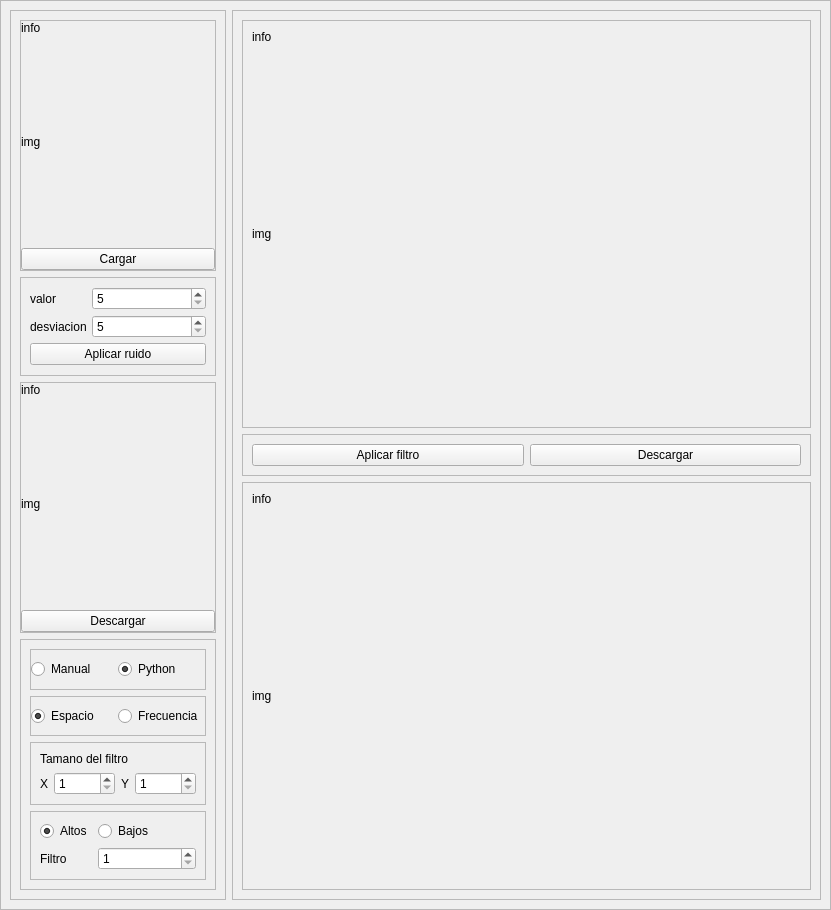
leninrkb/reduccion-de-ruido-con-python, file gui2.ui: the form before one commit.
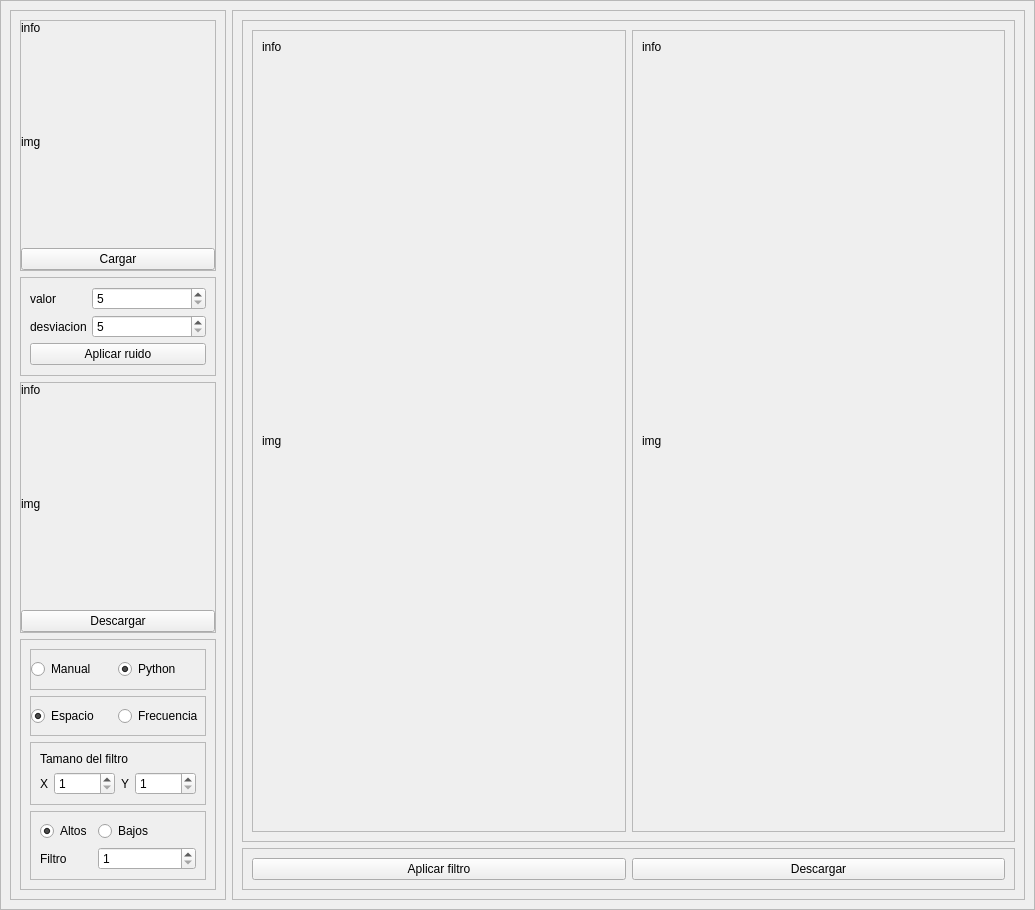
The form after the commit.

```diff
--- a/gui2.ui
+++ b/gui2.ui
@@ -6,7 +6,7 @@
    <rect>
     <x>0</x>
     <y>0</y>
-    <width>831</width>
+    <width>1035</width>
     <height>910</height>
    </rect>
   </property>
@@ -422,28 +422,66 @@
          <property name="frameShadow">
           <enum>QFrame::Raised</enum>
          </property>
-         <layout class="QVBoxLayout" name="verticalLayout_2" stretch="1,0,1">
+         <layout class="QVBoxLayout" name="verticalLayout_2" stretch="1,0">
           <item>
-           <widget class="QFrame" name="frame_4">
+           <widget class="QFrame" name="frame_15">
             <property name="frameShape">
              <enum>QFrame::StyledPanel</enum>
             </property>
             <property name="frameShadow">
              <enum>QFrame::Raised</enum>
             </property>
-            <layout class="QVBoxLayout" name="verticalLayout_3" stretch="0,1">
+            <layout class="QHBoxLayout" name="horizontalLayout_5">
              <item>
-              <widget class="QLabel" name="label_python_datos_img">
-               <property name="text">
-                <string>info</string>
+              <widget class="QFrame" name="frame_4">
+               <property name="frameShape">
+                <enum>QFrame::StyledPanel</enum>
                </property>
+               <property name="frameShadow">
+                <enum>QFrame::Raised</enum>
+               </property>
+               <layout class="QVBoxLayout" name="verticalLayout_3" stretch="0,1">
+                <item>
+                 <widget class="QLabel" name="label_python_datos_img">
+                  <property name="text">
+                   <string>info</string>
+                  </property>
+                 </widget>
+                </item>
+                <item>
+                 <widget class="QLabel" name="label_python_img">
+                  <property name="text">
+                   <string>img</string>
+                  </property>
+                 </widget>
+                </item>
+               </layout>
               </widget>
              </item>
              <item>
-              <widget class="QLabel" name="label_python_img">
-               <property name="text">
-                <string>img</string>
+              <widget class="QFrame" name="frame_5">
+               <property name="frameShape">
+                <enum>QFrame::StyledPanel</enum>
                </property>
+               <property name="frameShadow">
+                <enum>QFrame::Raised</enum>
+               </property>
+               <layout class="QVBoxLayout" name="verticalLayout_4" stretch="0,1">
+                <item>
+                 <widget class="QLabel" name="label_manual_datos_img">
+                  <property name="text">
+                   <string>info</string>
+                  </property>
+                 </widget>
+                </item>
+                <item>
+                 <widget class="QLabel" name="label_manual_img">
+                  <property name="text">
+                   <string>img</string>
+                  </property>
+                 </widget>
+                </item>
+               </layout>
               </widget>
              </item>
             </layout>
@@ -475,32 +513,6 @@
             </layout>
            </widget>
           </item>
-          <item>
-           <widget class="QFrame" name="frame_5">
-            <property name="frameShape">
-             <enum>QFrame::StyledPanel</enum>
-            </property>
-            <property name="frameShadow">
-             <enum>QFrame::Raised</enum>
-            </property>
-            <layout class="QVBoxLayout" name="verticalLayout_4" stretch="0,1">
-             <item>
-              <widget class="QLabel" name="label_manual_datos_img">
-               <property name="text">
-                <string>info</string>
-               </property>
-              </widget>
-             </item>
-             <item>
-              <widget class="QLabel" name="label_manual_img">
-               <property name="text">
-                <string>img</string>
-               </property>
-              </widget>
-             </item>
-            </layout>
-           </widget>
-          </item>
          </layout>
         </widget>
        </item>
```
